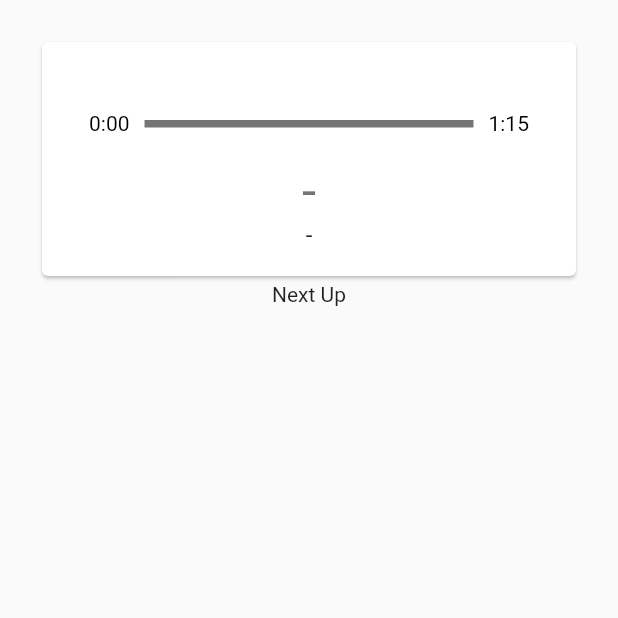
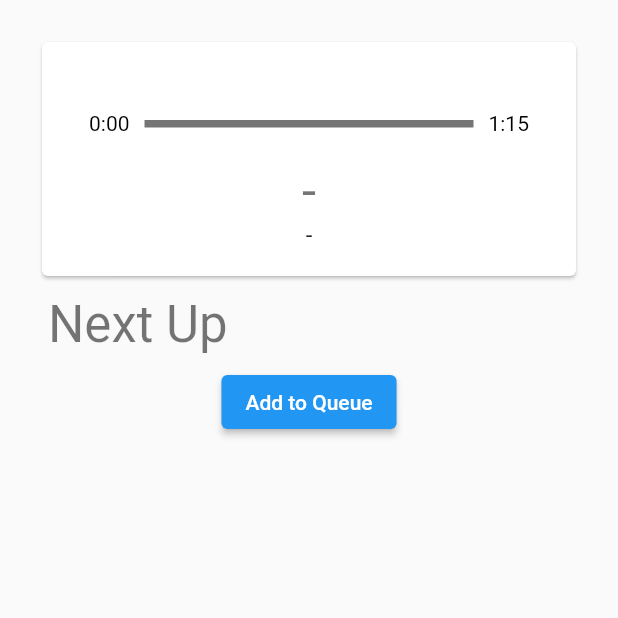
Before and after one commit to RubbaBoy/SPOON, a Flutter app: the first screen one second after launch, on a phone screen of 412 x 824 dp, the top half of it. Run offline on Flutter 3.47's test engine with Material 2 defaults, Android fonts, the phone set to English and light mode, and no system bars; our stand-ins replace get_it.

Commit message:
Added itemized songs for the queue with basic actions

```diff
--- a/lib/scoped_model/queue_model.dart
+++ b/lib/scoped_model/queue_model.dart
@@ -17,4 +17,12 @@ class QueueModel extends Model {
       notifyListeners();
     });
   }
+
+  void addToQueue() {
+    print('Sending to add to queue page');
+  }
+
+  void upvoteSong(Song song) => requestService.upvoteSong(song);
+
+  void downvoteSong(Song song) => requestService.downvoteSong(song);
 }
--- a/lib/song.dart
+++ b/lib/song.dart
@@ -35,4 +35,12 @@ class Song {
     'upvotes': upvotes,
     'downvotes': downvotes,
   };
+
+  @override
+  bool operator ==(Object other) =>
+      identical(this, other) ||
+      other is Song && runtimeType == other.runtimeType && id == other.id;
+
+  @override
+  int get hashCode => id.hashCode;
 }
--- a/lib/ui/views/home_view.dart
+++ b/lib/ui/views/home_view.dart
@@ -18,13 +18,17 @@ class _HomeViewState extends State<HomeView> {
   @override
   Widget build(BuildContext context) => BaseView<HomeModel>(
         onModelReady: (model) => model.init(),
-        builder: (context, child, model) => Padding(
-          padding: const EdgeInsets.all(24),
-          child: Container(
+        builder: (context, child, model) => SingleChildScrollView(
+          child: Padding(
+            padding: const EdgeInsets.all(24),
             child: Column(
+              crossAxisAlignment: CrossAxisAlignment.stretch,
               children: [
                 SongPreview(stateStream: service.stateStream),
-                Text('Next Up'),
+                Padding(
+                  padding: const EdgeInsets.all(8.0),
+                  child: Text('Next Up', style: Theme.of(context).textTheme.headline4, textAlign: TextAlign.left),
+                ),
                 QueueDisplay(),
               ],
             ),
--- a/lib/ui/widgets/queue_display.dart
+++ b/lib/ui/widgets/queue_display.dart
@@ -1,5 +1,6 @@
 import 'package:flutter/material.dart';
 import 'package:spoon/scoped_model/queue_model.dart';
+import 'package:spoon/ui/widgets/itemized_song.dart';
 import 'package:spoon/ui/widgets/widget_view.dart';
 
 class QueueDisplay extends StatefulWidget {
@@ -16,8 +17,10 @@ class _QueueDisplayState extends State<QueueDisplay> {
         builder: (context, child, model) => Column(
           children: [
             for (var song in model.queue)
-          Card(
-            child: Text('${song.name}: ${song.id}'),
+              ItemizedSong(model: model, song: song),
+            ElevatedButton(
+              onPressed: model.addToQueue,
+              child: Text('Add to Queue'),
             ),
           ],
         ),
```
Also changed, not shown: lib/services/request_service.dart (+8 -0 lines), lib/ui/widgets/itemized_song.dart (added, +55 -0 lines), lib/ui/widgets/progress_bar/_render_progress_bar.dart (+9 -8 lines). Lines whose indentation alone changed are shown as unchanged.
